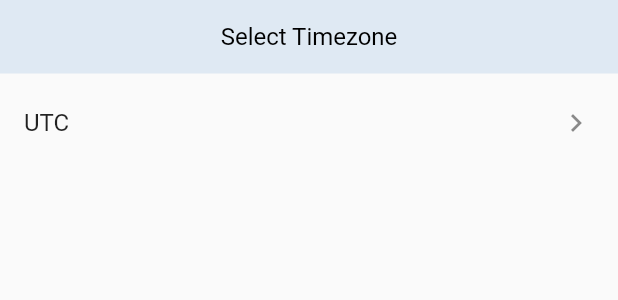
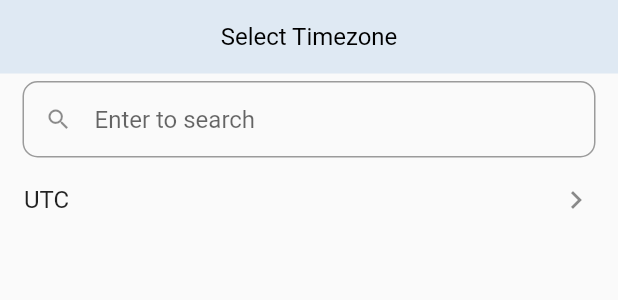
Before and after one commit to mdalameen/mClock, a Flutter app: the SelectTimeZonePopup widget shown alone on an empty page, opened directly, on a phone screen of 412 x 824 dp. Shown: the top 300 px of the screen. Run offline on Flutter 3.47's test engine with Material 2 defaults, Android fonts, the phone set to English and light mode, and no system bars; our stand-ins replace flutter_local_notifications, get_it, rxdart, shared_preferences, timezone; missing offline and left inert: bottom_bar_page_transition, shared_preferences_web; accounts and stored records are empty.

Commit message:
Added filter for select timezone

```diff
--- a/lib/module/world_clock/select_timezone/select_timezone_popup.dart
+++ b/lib/module/world_clock/select_timezone/select_timezone_popup.dart
@@ -16,11 +16,36 @@ class SelectTimeZonePopup extends StatefulWidget {
 class _SelectTimeZonePopupState extends State<SelectTimeZonePopup> {
   final wcVm = inject<WorldClockViewmodel>();
   List<String> timeZones;
+  List<String> displayingTimezone = [];
+  TextEditingController controller = TextEditingController();
 
   @override
   initState() {
     super.initState();
     timeZones = wcVm.locations.keys.toList();
+    filterList();
+    WidgetsBinding.instance.addPostFrameCallback((timeStamp) {
+      setState(() {});
+    });
+  }
+
+  filterList() {
+    displayingTimezone.clear();
+    String text = filterText.trim();
+    if (text.isEmpty) {
+      displayingTimezone.addAll(timeZones);
+    } else {
+      for (var v in timeZones) {
+        if (v.toLowerCase().contains(text)) displayingTimezone.add(v);
+      }
+    }
+  }
+
+  String filterText = '';
+  _onTextChanged(String text) {
+    filterText = text;
+    filterList();
+    setState(() {});
   }
 
   @override
@@ -37,13 +62,44 @@ class _SelectTimeZonePopupState extends State<SelectTimeZonePopup> {
               style: TextStyle(color: Colors.black, fontSize: 16),
             )),
         SizedBox(height: 5),
+        Row(
+          children: [
+            SizedBox(
+              width: 15,
+            ),
+            Expanded(
+                child: TextField(
+              decoration: InputDecoration(
+                  prefixIcon: Icon(Icons.search),
+                  hintText: 'Enter to search',
+                  isDense: true,
+                  border: OutlineInputBorder(
+                    borderRadius: BorderRadius.circular(10),
+                  )),
+              controller: controller,
+              onChanged: _onTextChanged,
+            )),
+            if (filterText != '')
+              IconButton(
+                  icon: Icon(Icons.clear),
+                  onPressed: () {
+                    FocusScope.of(context).unfocus();
+                    controller.text = '';
+                    _onTextChanged('');
+                  })
+            else
+              SizedBox(
+                width: 15,
+              ),
+          ],
+        ),
         Expanded(
             child: ListView.separated(
           padding: EdgeInsets.zero,
           separatorBuilder: (_, i) => Divider(),
-          itemCount: timeZones.length,
+          itemCount: displayingTimezone.length,
           itemBuilder: (_, i) {
-            String timeZone = timeZones[i];
+            String timeZone = displayingTimezone[i];
             return ListTile(
               enabled: !wcVm.addedTimezones.contains(timeZone),
               onTap: () => Navigator.pop(context, SelectTimezoneOut(timeZone, wcVm.locations[timeZone])),
@@ -57,6 +113,12 @@ class _SelectTimeZonePopupState extends State<SelectTimeZonePopup> {
       ],
     );
   }
+
+  @override
+  void dispose() {
+    controller.dispose();
+    super.dispose();
+  }
 }
 
 class SelectTimezoneOut {
--- a/lib/module/world_clock/world_clock_viewmodel.dart
+++ b/lib/module/world_clock/world_clock_viewmodel.dart
@@ -30,7 +30,5 @@ class WorldClockViewmodel extends BaseViewmodel {
     AppPreferences.setAddedTimeZones(addedTimezones);
   }
 
-  // String currentTimeZone() => tz.getLocation(DateTime.now().timeZoneName).name;
   String currentTimeZone() => DateTime.now().timeZoneName;
-  // String currentTimeZone() => tz.timeZoneDatabase.;
 }
```
